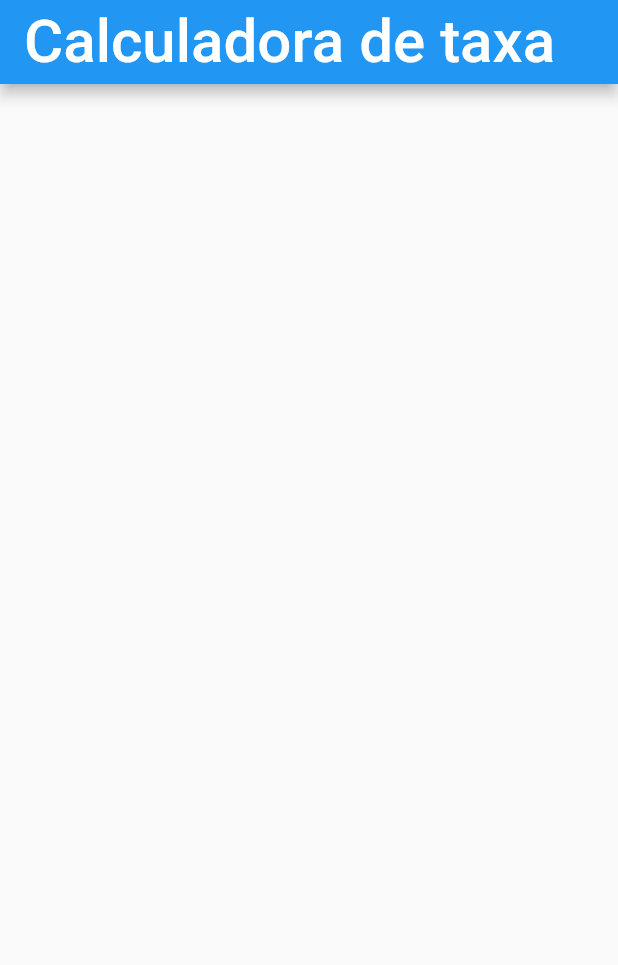
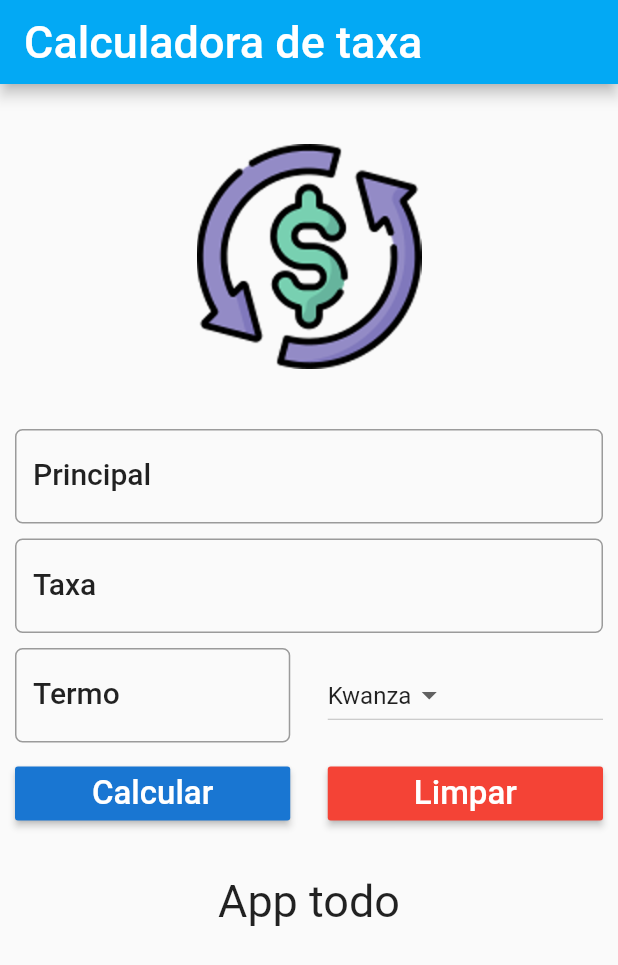
Before and after one commit to tandavala/calculadora-de-taxa, a Flutter app: the screen it shows after launch, on a phone screen of 412 x 824 dp. Shown: the top 965 px of the screen. Run offline on Flutter 3.47's test engine with Material 2 defaults, Android fonts, the phone set to English and light mode, and no system bars.

Commit message:
improve the UI

```diff
--- a/lib/main.dart
+++ b/lib/main.dart
@@ -7,6 +7,10 @@ void main(){
       debugShowCheckedModeBanner: false,
       title: 'Calculadora de taxa',
       home: SIForm(),
+      theme: ThemeData(
+        primaryColor: Colors.indigo,
+        accentColor: Colors.indigoAccent
+      ),
     )
   );
 }
@@ -22,24 +26,157 @@ class SIForm extends StatefulWidget {
 
 class _SIFormState extends State<SIForm> {
   var _currincies = ['Kwanza', 'Dollars','Euro'];
+  var _currentItemSelected = 'Kwanza';
+  final double _minimumPadding = 5.0;
+
+  TextEditingController principalControlled = TextEditingController();
+  TextEditingController roiControlled = TextEditingController();
+  TextEditingController termControlled = TextEditingController();
   @override
   Widget build(BuildContext context) {
 
+    TextStyle textStyle = Theme.of(context).textTheme.title;
     return Scaffold(
       appBar: AppBar(
+        backgroundColor: Colors.lightBlue,
         title: Text(
           "Calculadora de taxa",
-          style: TextStyle(fontSize: 40.0),
+          style: TextStyle(fontSize: 30.0),
         ),
       ),
       body: Container(
-        child: Column(
+        margin: EdgeInsets.all(_minimumPadding),
+        child: ListView(
           children: <Widget>[
+            getHeadImage(),
+            Padding(
+              padding: EdgeInsets.all(_minimumPadding),
+              child: TextField(
+                style: textStyle,
+                controller: principalControlled,
+                keyboardType: TextInputType.number,
+                decoration: InputDecoration(
+                    labelText: 'Principal',
+                    labelStyle: textStyle,
+                    hintText: 'Valor para calcular. ex: 12000',
+                    border: OutlineInputBorder(
+                    borderRadius: BorderRadius.circular(5.0)
+                  )
+                ),
+              )
+            ),
+            Padding(
+              padding: EdgeInsets.all(_minimumPadding),
+              child: TextField(
+                controller: roiControlled,
+                style: textStyle,
+                keyboardType: TextInputType.number,
+                decoration: InputDecoration(
+                  labelText: 'Taxa',
+                  labelStyle: textStyle,
+                  hintText: 'Informar o valor em %',
+                  border: OutlineInputBorder(
+                  borderRadius: BorderRadius.circular(5.0)
+                )
+              ),
+            ),
+            ),
+            Padding(
+              padding: EdgeInsets.all(_minimumPadding),
+              child: Row(
 
+                  children: <Widget>[
+                    Expanded(
+                      child: TextField(
+                        controller: termControlled,
+                        style: textStyle,
+                        keyboardType: TextInputType.number,
+                        decoration: InputDecoration(
+                          labelText: 'Termo',
+                          labelStyle: textStyle,
+                          hintText: 'tempo no ano',
+                          border: OutlineInputBorder(
+                          borderRadius: BorderRadius.circular(5.0)
+                          )
+                      ),
+                    ),
+                  ),
+                  Container(width: _minimumPadding * 5,),
+                  Expanded(
+                    child: DropdownButton<String>(
+                    items: _currincies.map((String value){
+                      return DropdownMenuItem<String>(
+                        value: value,
+                        child: Text(value),
+                      );
+                    }).toList(),
+                    value: _currentItemSelected,
+                    onChanged: (String newValueSelected){
+                      setState(() {
+                        _currentItemSelected = newValueSelected;
+                      });
+                    },
+                  ),
+                  )
+                  ],
+                ),
+            ),
+            Padding(
+              padding: EdgeInsets.all(_minimumPadding),
+              child: Row(
+                  children: <Widget>[
+                    Expanded(
+                      child: RaisedButton(
+                        color: Theme.of(context).primaryColorDark,
+                        child: Text(
+                          "Calcular",
+                          style: TextStyle(fontSize: 22.0, color: Colors.white),
+                        ),
+                        onPressed: (){
+                          //
+                        },
+                      ),
+                    ),
+                    Container(width: _minimumPadding * 5,),
+                    Expanded(
+                      child: RaisedButton(
+                        color: Colors.red,
+                        child: Text(
+                          "Limpar",
+                          style: TextStyle(fontSize: 22.0, color: Colors.white),
+                        ),
+                        onPressed: (){
+                          //
+                        },
+                      ),
+                    )
+                  ],
+                ),
+            ),
+            Padding(
+              padding: EdgeInsets.only(top: _minimumPadding * 5),
+              child: Center(
+                child: Text(
+                "App todo",
+                style: TextStyle(fontSize: 30.0),
+              ),
+              ),
+            )
           ],
         ),
       ),
     );
   }
 
+  Widget getHeadImage(){
+    AssetImage assetImage = AssetImage('images/head.png');
+    Image image = Image(image: assetImage, width: 150.0, height: 150.0);
+    return Container(
+      margin: EdgeInsets.all(_minimumPadding * 7),
+      child: Center(
+        child: image,
+      )
+    );
+  }
+
 }
--- a/pubspec.yaml
+++ b/pubspec.yaml
@@ -41,8 +41,8 @@ flutter:
   uses-material-design: true
 
   # To add assets to your application, add an assets section, like this:
-  # assets:
-  #  - images/a_dot_burr.jpeg
+  assets:
+    - images/head.png
   #  - images/a_dot_ham.jpeg
 
   # An image asset can refer to one or more resolution-specific "variants", see
```
Also changed, not shown: images/head.png.
